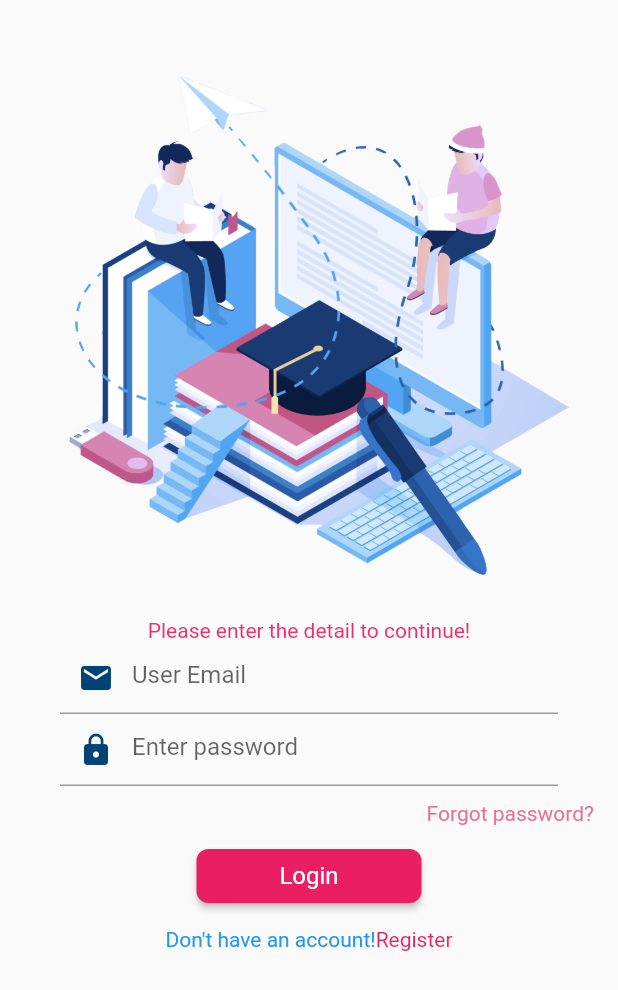
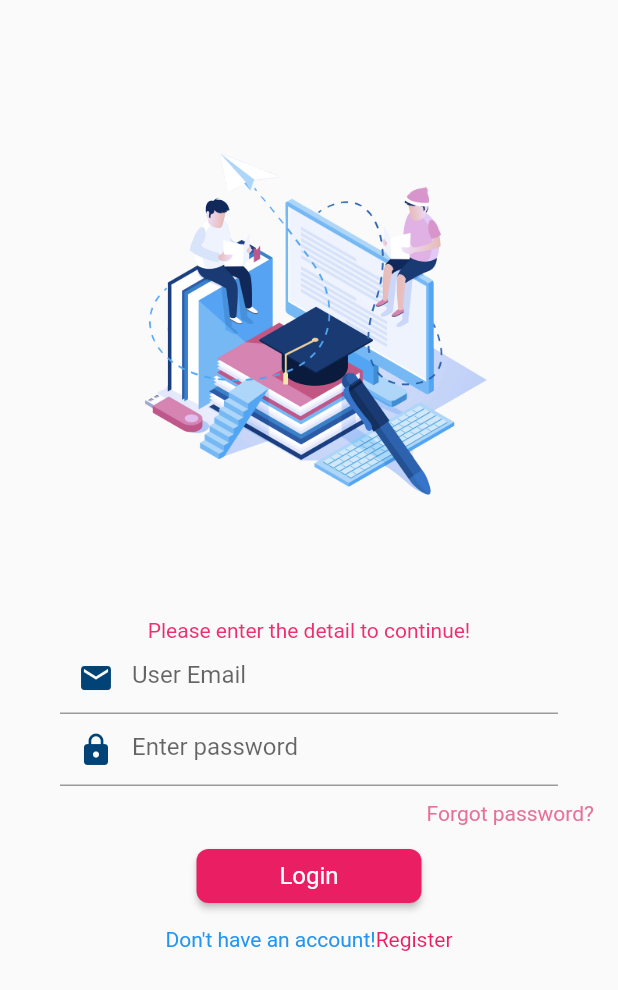
Before and after one commit to PhucHoangVan/English_Study_App_dev, a Flutter app: the screen it shows after launch, on a phone screen of 412 x 824 dp. Shown: the top 990 px of the screen. Run offline on Flutter 3.47's test engine with Material 2 defaults, Android fonts, the phone set to English and light mode, and no system bars.

Commit message:
Update LoginScreen UI and create SignUpScreen UI

```diff
--- /dev/null
+++ b/english_study_app/lib/LoginScreen.dart
@@ -0,0 +1,106 @@
+import 'package:flutter/material.dart';
+
+class LoginScreen extends StatefulWidget {
+  const LoginScreen({Key? key}) : super(key: key);
+
+  @override
+  State<LoginScreen> createState() => _LoginScreenState();
+}
+
+class _LoginScreenState extends State<LoginScreen> {
+  @override
+  Widget build(BuildContext context) {
+    // ignore: avoid_unnecessary_containers
+    return Container(
+      child: Padding(
+        padding: const EdgeInsets.all(16.0),
+        child: Column(
+          mainAxisAlignment: MainAxisAlignment.start,
+          crossAxisAlignment: CrossAxisAlignment.center,
+          children: [
+            const Expanded(
+                child: Center(
+              child: Image(
+                image: AssetImage("assets/images/background_login.jpg"),
+                width: 260,
+                height: 260,
+              ),
+            )),
+            Expanded(
+                child: Column(
+              mainAxisAlignment: MainAxisAlignment.start,
+              crossAxisAlignment: CrossAxisAlignment.center,
+              children: [
+                const Text(
+                  "Please enter the detail to continue!",
+                  style: TextStyle(
+                    color: Color.fromARGB(255, 238, 47, 111),
+                  ),
+                ),
+                const SizedBox(height: 0),
+                const Padding(
+                  padding: EdgeInsets.fromLTRB(24, 0, 24, 0),
+                  child: TextField(
+                    keyboardType: TextInputType.emailAddress,
+                    decoration: InputDecoration(
+                        hintText: "User Email",
+                        prefixIcon: Icon(Icons.mail,
+                            color: Color.fromARGB(255, 2, 67, 119))),
+                  ),
+                ),
+                const SizedBox(height: 0),
+                const Padding(
+                  padding: EdgeInsets.fromLTRB(24, 0, 24, 0),
+                  child: TextField(
+                    obscureText: true,
+                    keyboardType: TextInputType.visiblePassword,
+                    decoration: InputDecoration(
+                        hintText: "Enter password",
+                        prefixIcon: Icon(Icons.lock,
+                            color: Color.fromARGB(255, 2, 67, 119))),
+                  ),
+                ),
+                const SizedBox(height: 10),
+                // ignore: sized_box_for_whitespace
+                Container(
+                  width: double.infinity,
+                  child: const Text(
+                    "Forgot password?",
+                    textAlign: TextAlign.right,
+                    style: TextStyle(color: Color.fromARGB(255, 231, 114, 153)),
+                  ),
+                ),
+                const SizedBox(height: 10),
+                // ignore: sized_box_for_whitespace
+                Center(
+                  child: SizedBox(
+                      width: 150,
+                      child: RawMaterialButton(
+                        fillColor: Colors.pink,
+                        shape: RoundedRectangleBorder(
+                            borderRadius: BorderRadius.circular(8)),
+                        onPressed: () {},
+                        child: const Text(
+                          "Login",
+                          style: TextStyle(color: Colors.white, fontSize: 16),
+                        ),
+                      )),
+                ),
+                const SizedBox(height: 10),
+                Row(
+                  mainAxisAlignment: MainAxisAlignment.center,
+                  crossAxisAlignment: CrossAxisAlignment.start,
+                  children: const <Widget>[
+                    Text("Don't have an account!",
+                        style: TextStyle(color: Colors.blue)),
+                    Text("Register", style: TextStyle(color: Colors.pink))
+                  ],
+                ),
+              ],
+            )),
+          ],
+        ),
+      ),
+    );
+  }
+}
--- a/english_study_app/lib/main.dart
+++ b/english_study_app/lib/main.dart
@@ -1,4 +1,6 @@
 import 'package:flutter/material.dart';
+import './LoginScreen.dart';
+import './SignUpScreen.dart';
 
 void main() {
   runApp(const MyApp());
@@ -34,109 +36,3 @@ class _HomePageState extends State<HomePage> {
     );
   }
 }
-
-class LoginScreen extends StatefulWidget {
-  const LoginScreen({Key? key}) : super(key: key);
-
-  @override
-  State<LoginScreen> createState() => _LoginScreenState();
-}
-
-class _LoginScreenState extends State<LoginScreen> {
-  @override
-  Widget build(BuildContext context) {
-    // ignore: avoid_unnecessary_containers
-    return Container(
-      child: Padding(
-        padding: const EdgeInsets.all(16.0),
-        child: Column(
-          mainAxisAlignment: MainAxisAlignment.start,
-          crossAxisAlignment: CrossAxisAlignment.center,
-          children: [
-            const Expanded(
-                child: Center(
-              child: Image(
-                image: AssetImage("assets/images/background_login.jpg"),
-              ),
-            )),
-            Expanded(
-                child: Column(
-              mainAxisAlignment: MainAxisAlignment.start,
-              crossAxisAlignment: CrossAxisAlignment.center,
-              children: [
-                const Text(
-                  "Please enter the detail to continue!",
-                  style: TextStyle(
-                    color: Color.fromARGB(255, 238, 47, 111),
-                  ),
-                ),
-                const SizedBox(height: 0),
-                const Padding(
-                  padding: EdgeInsets.fromLTRB(24, 0, 24, 0),
-                  child: TextField(
-                    keyboardType: TextInputType.emailAddress,
-                    decoration: InputDecoration(
-                        hintText: "User Email",
-                        prefixIcon: Icon(Icons.mail,
-                            color: Color.fromARGB(255, 2, 67, 119))),
-                  ),
-                ),
-                const SizedBox(height: 0),
-                const Padding(
-                  padding: EdgeInsets.fromLTRB(24, 0, 24, 0),
-                  child: TextField(
-                    obscureText: true,
-                    keyboardType: TextInputType.visiblePassword,
-                    decoration: InputDecoration(
-                        hintText: "Enter password",
-                        prefixIcon: Icon(Icons.lock,
-                            color: Color.fromARGB(255, 2, 67, 119))),
-                  ),
-                ),
-                const SizedBox(height: 10),
-                // ignore: sized_box_for_whitespace
-                Container(
-                  width: double.infinity,
-                  child: const Text(
-                    "Forgot password?",
-                    textAlign: TextAlign.right,
-                    style: TextStyle(color: Color.fromARGB(255, 231, 114, 153)),
-                  ),
-                ),
-                const SizedBox(height: 10),
-                // ignore: sized_box_for_whitespace
-                Center(
-                  child: SizedBox(
-                      width: 150,
-                      child: RawMaterialButton(
-                        fillColor: Colors.pink,
-                        shape: RoundedRectangleBorder(
-                            borderRadius: BorderRadius.circular(8)),
-                        onPressed: () {},
-                        child: const Text(
-                          "Login",
-                          style: TextStyle(color: Colors.white, fontSize: 16),
-                        ),
-                      )),
-                ),
-                const SizedBox(height: 10),
-                // const Text("Don't have an account!",
-                //     style: TextStyle(color: Colors.blue)),
-                // const Text("Register", style: TextStyle(color: Colors.pink))
-                Row(
-                  mainAxisAlignment: MainAxisAlignment.center,
-                  crossAxisAlignment: CrossAxisAlignment.start,
-                  children: const <Widget>[
-                    Text("Don't have an account!",
-                        style: TextStyle(color: Colors.blue)),
-                    Text("Register", style: TextStyle(color: Colors.pink))
-                  ],
-                ),
-              ],
-            )),
-          ],
-        ),
-      ),
-    );
-  }
-}
```
Also changed, not shown: english_study_app/lib/SignUpScreen.dart (added, +109 -0 lines), english_study_app/assets/images/background_signup.png (added).
